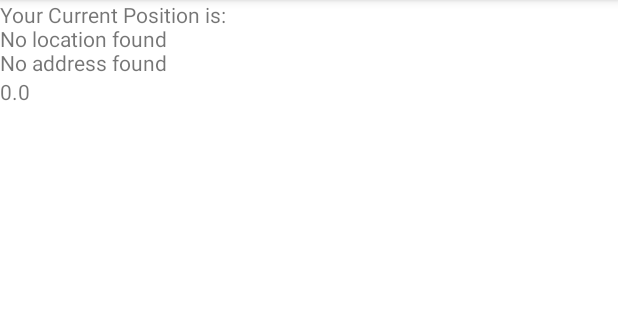
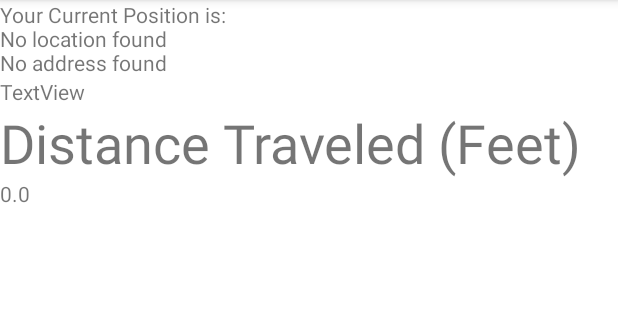
Before and after one commit to jprichmond20/DistanceTracker, an Android app: the screen it shows after launch (MainActivity), on a phone screen of 412 x 824 dp, the part 84-404 px from its top. Run offline under Robolectric (Android 15) with nearby library versions, the phone set to English and light mode, and no system bars; 2 statements that could not run were skipped.

Commit message:
track distance in feet

```diff
--- a/app/src/main/res/layout/activity_main.xml
+++ b/app/src/main/res/layout/activity_main.xml
@@ -14,6 +14,19 @@
         android:text="@string/location" />
 
     <TextView
+        android:id="@+id/textView2"
+        android:layout_width="match_parent"
+        android:layout_height="wrap_content"
+        android:text="TextView" />
+
+    <TextView
+        android:id="@+id/textView4"
+        android:layout_width="match_parent"
+        android:layout_height="wrap_content"
+        android:text="Distance Traveled (Feet)"
+        android:textSize="36sp" />
+
+    <TextView
         android:id="@+id/textView"
         android:layout_width="match_parent"
         android:layout_height="match_parent"
```
